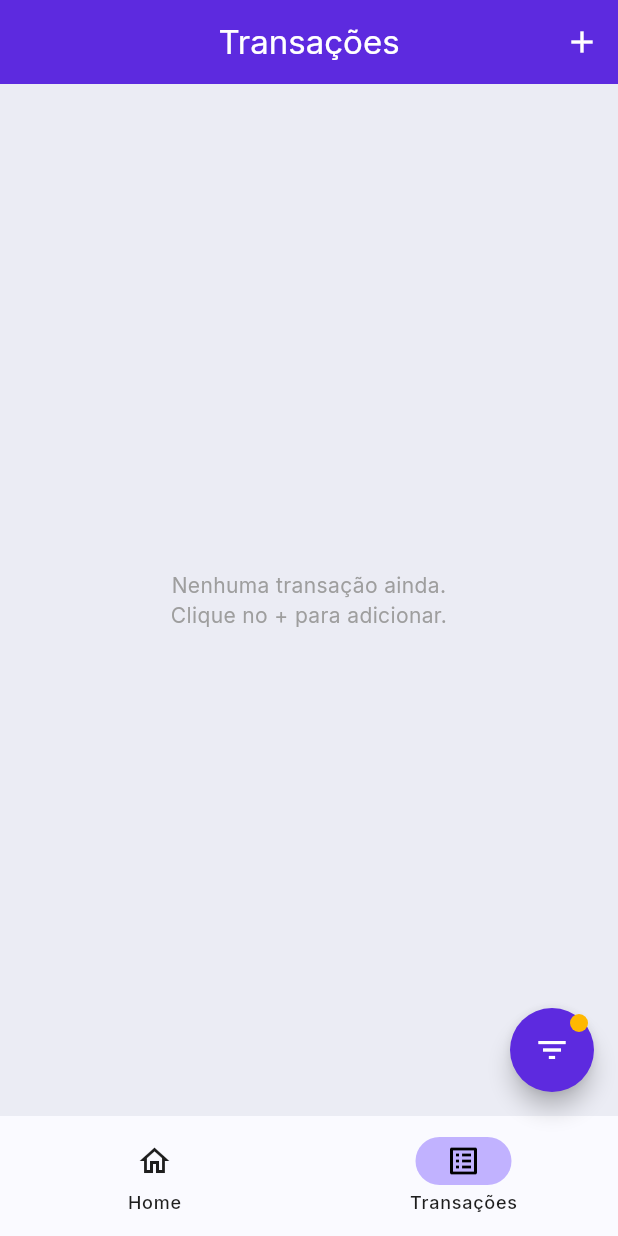
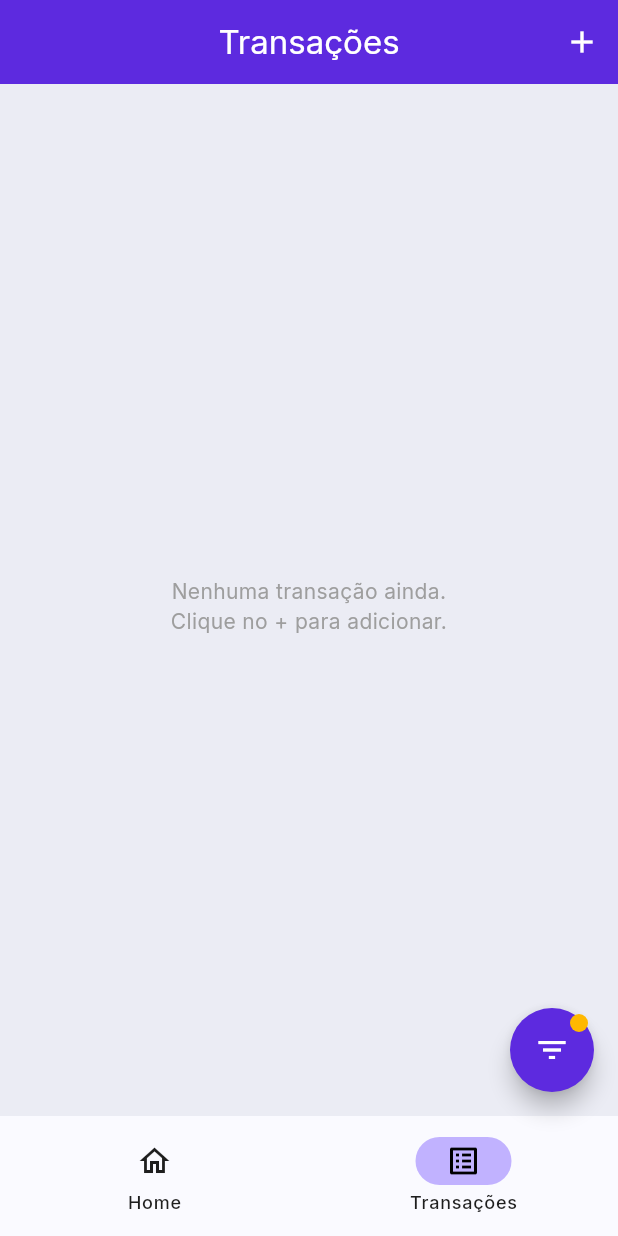
Before and after one commit to carolinarosatto/tech-challenge-3, a Flutter app: the HomePage screen opened by its route, item 2 of the bottom bar chosen, on a phone screen of 412 x 824 dp. Run offline on Flutter 3.47's test engine with Material 3 defaults, Android fonts, the phone set to English and light mode, and no system bars; our stand-ins replace cloud_firestore, firebase_core, firebase_storage, fl_chart, image_picker; accounts and stored records are empty; generated files the repository leaves out were written again.

Commit message:
feat: adds safeArea to transactions page

```diff
--- a/lib/views/pages/transactions_page.dart
+++ b/lib/views/pages/transactions_page.dart
@@ -6,6 +6,11 @@ class TransactionsPage extends StatelessWidget {
 
   @override
   Widget build(BuildContext context) {
-    return const Center(child: TransactionListWidget());
+    return const SafeArea(
+      child: Padding(
+        padding: EdgeInsets.only(top: 8.0),
+        child: TransactionListWidget(),
+      ),
+    );
   }
 }
```
